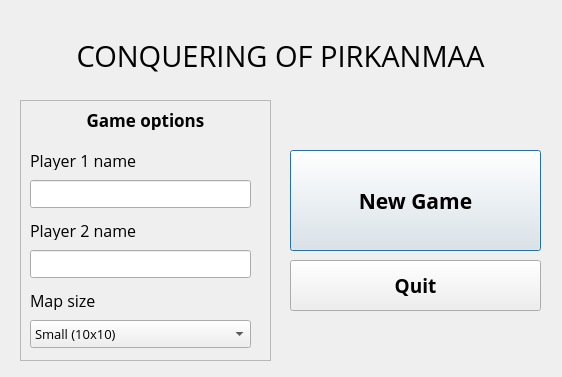
This is Game/mainmenu.ui in AntonKaara/course-project-game as Qt 5 draws it before an edit. The edited form follows.
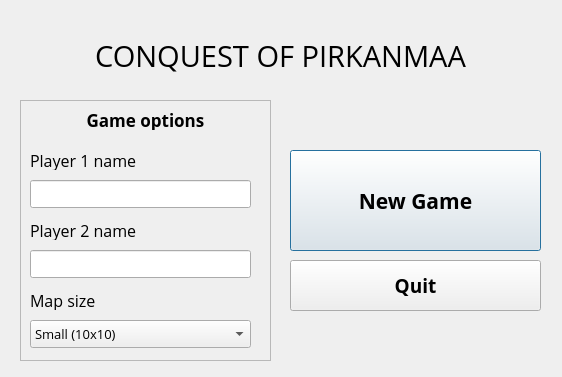
This is the edited form.

```diff
--- a/Game/mainmenu.ui
+++ b/Game/mainmenu.ui
@@ -10,6 +10,18 @@
     <height>377</height>
    </rect>
   </property>
+  <property name="minimumSize">
+   <size>
+    <width>562</width>
+    <height>377</height>
+   </size>
+  </property>
+  <property name="maximumSize">
+   <size>
+    <width>562</width>
+    <height>377</height>
+   </size>
+  </property>
   <property name="windowTitle">
    <string>Main Menu</string>
   </property>
@@ -76,7 +88,7 @@
     </font>
    </property>
    <property name="text">
-    <string>CONQUERING OF PIRKANMAA</string>
+    <string>CONQUEST OF PIRKANMAA</string>
    </property>
    <property name="alignment">
     <set>Qt::AlignCenter</set>
```
